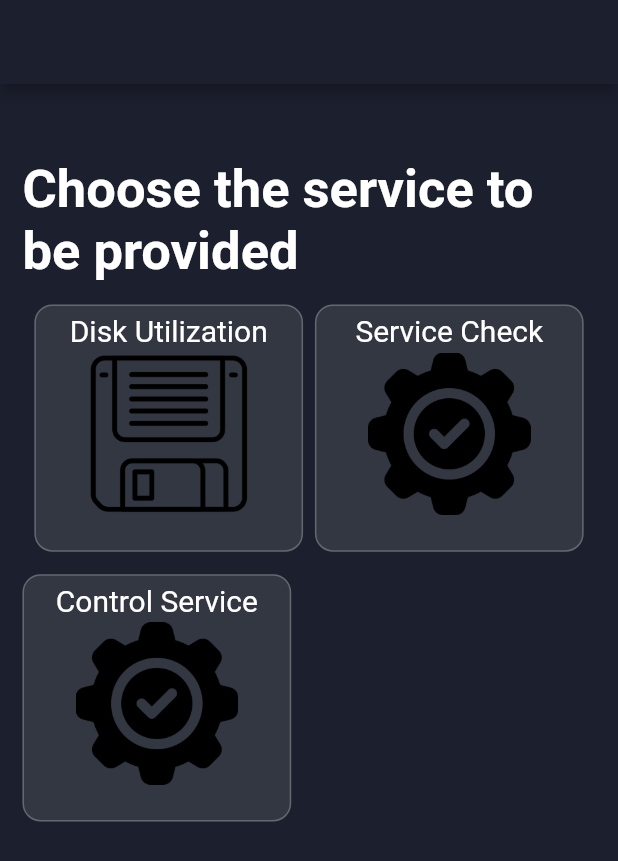
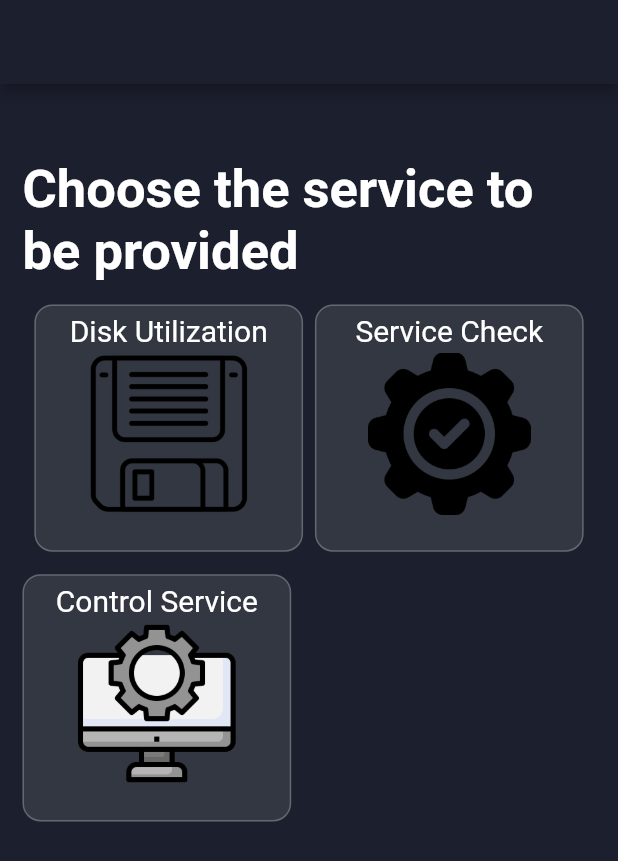
Before and after one commit to PISTON-HEAD/my_wallet, a Flutter app: the requestSender screen opened directly, on a phone screen of 412 x 824 dp. Shown: the top 861 px of the screen. Run offline on Flutter 3.47's test engine with Material 2 defaults, Android fonts, the phone set to English and light mode, and no system bars; our stand-ins replace cloud_firestore, firebase_auth, firebase_core, get, lottie, shared_preferences; accounts and stored records are empty.

Commit message:
new updation

```diff
--- a/lib/tasks/homePage.dart
+++ b/lib/tasks/homePage.dart
@@ -11,7 +11,7 @@ class requestSender extends StatefulWidget {
 
 class _requestSenderState extends State<requestSender> {
 
-  final String serverUrl = 'http://192.168.1.54:8090'; // Replace with your server URL
+  final String serverUrl = 'http://192.168.56.1:8090'; // Replace with your server URL
 
   Future<void> sendHttpRequest() async {
     final url = Uri.parse('$serverUrl/Philips/IBE/HealthCheck?IP=MSI,DELL'); // Replace with your desired endpoint
@@ -49,7 +49,7 @@ class _requestSenderState extends State<requestSender> {
               ],
             ),
               const SizedBox(height: 15,),
-              buildButton(context,"Control Service",Color.fromRGBO(51,55,66,1),"assets/check.png"),
+              buildButton(context,"Control Service",Color.fromRGBO(51,55,66,1),"assets/software.png"),
             ],
           )
         )
@@ -68,7 +68,9 @@ class _requestSenderState extends State<requestSender> {
                     color:color
                 ),
                 child: MaterialButton(
-                  onPressed: (){},
+                  onPressed: (){
+                    sendHttpRequest();
+                  },
                   child: Column(
                     children: [
                       Text(name,
```
Also changed, not shown: assets/software.png (added).
